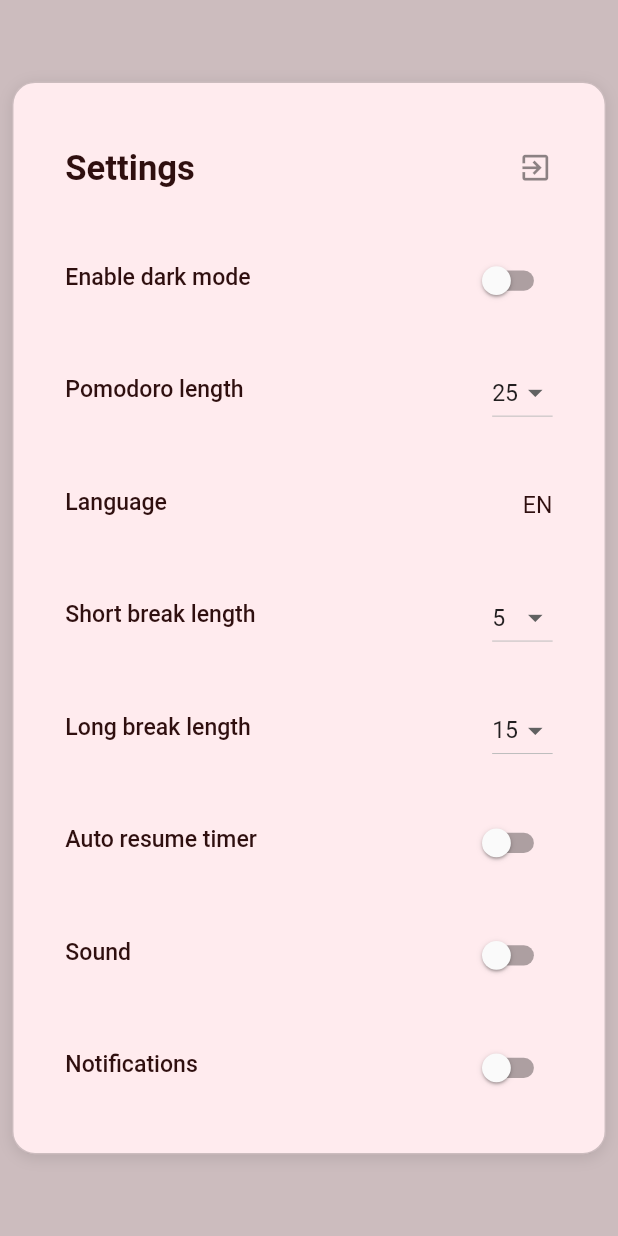
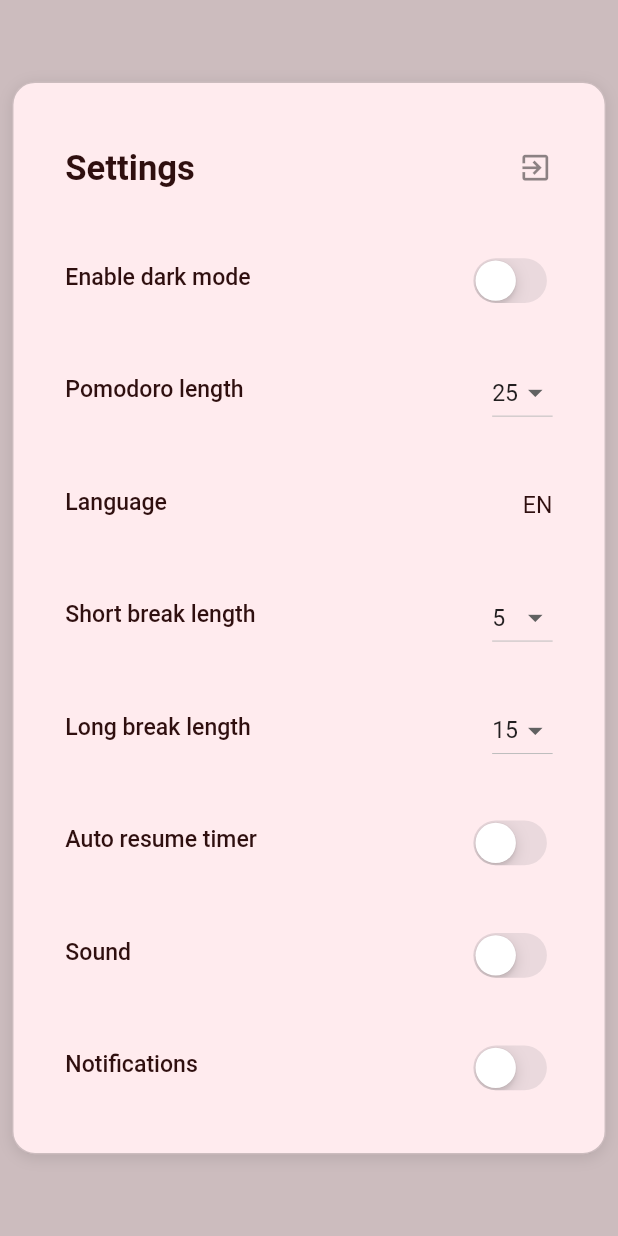
Before and after one commit to TalgatBatyrov/pomodoro, a Flutter app: the screen it shows after launch, item 2 of the bottom bar chosen, after a tap on the "settings" icon, on a phone screen of 412 x 824 dp. Run offline on Flutter 3.47's test engine with Material 2 defaults, Android fonts, the phone set to English and light mode, and no system bars; our stand-ins replace audioplayers, easy_localization, flutter_bloc.

Commit message:
fix: setting toggles

```diff
--- a/lib/widgets/elements/pomodoro_action_buttons/elements/settings/settings_modal.dart
+++ b/lib/widgets/elements/pomodoro_action_buttons/elements/settings/settings_modal.dart
@@ -1,4 +1,5 @@
 import 'package:easy_localization/easy_localization.dart';
+import 'package:flutter/cupertino.dart';
 import 'package:flutter/material.dart';
 import 'package:flutter_bloc/flutter_bloc.dart';
 import 'package:pomodoro/cubits/auto_resume_timer_cubit.dart';
@@ -65,7 +66,9 @@ class SettingsModal extends StatelessWidget {
                     child: const Icon(Icons.exit_to_app))),
             SettingsItem(
               title: tr('settings_enable_dark_mode'),
-              setting: Switch(
+              setting: CupertinoSwitch(
+                activeColor:
+                    !themeCubit.isLight ? state.toggleButtonColor : null,
                 value: !themeCubit.isLight,
                 onChanged: (_) => themeCubit.toggleTheme(),
               ),
@@ -93,7 +96,6 @@ class SettingsModal extends StatelessWidget {
                   value: context.locale,
                   isDense: true,
                   icon: const SizedBox.shrink(),
-                  // iconEnabledColor: Colors.white,
                   underline: const SizedBox.shrink(),
                   onChanged: (locale) {
                     context.setLocale(locale ?? context.locale);
@@ -164,21 +166,31 @@ class SettingsModal extends StatelessWidget {
             ),
             SettingsItem(
               title: tr('settings_auto_resume_timer'),
-              setting: Switch(
+              setting: CupertinoSwitch(
+                activeColor:
+                    autoResumeTimerCubit.state == AutoResumeState.enable
+                        ? state.toggleButtonColor
+                        : null,
                 value: autoResumeTimerCubit.state == AutoResumeState.enable,
                 onChanged: (_) => autoResumeTimerCubit.toggleAutoResume(),
               ),
             ),
             SettingsItem(
               title: tr('settings_sound'),
-              setting: Switch(
+              setting: CupertinoSwitch(
+                activeColor: timerSoundCubit.state == TimerSoundState.enable
+                    ? state.toggleButtonColor
+                    : null,
                 value: timerSoundCubit.state == TimerSoundState.enable,
                 onChanged: (_) => timerSoundCubit.timerSoundToggle(),
               ),
             ),
             SettingsItem(
               title: tr('settings_notofications'),
-              setting: Switch(
+              setting: CupertinoSwitch(
+                activeColor: notificationCubit.state == NotificationState.enable
+                    ? state.toggleButtonColor
+                    : null,
                 value: notificationCubit.state == NotificationState.enable,
                 onChanged: (_) => notificationCubit.toggleNotification(),
               ),
```
